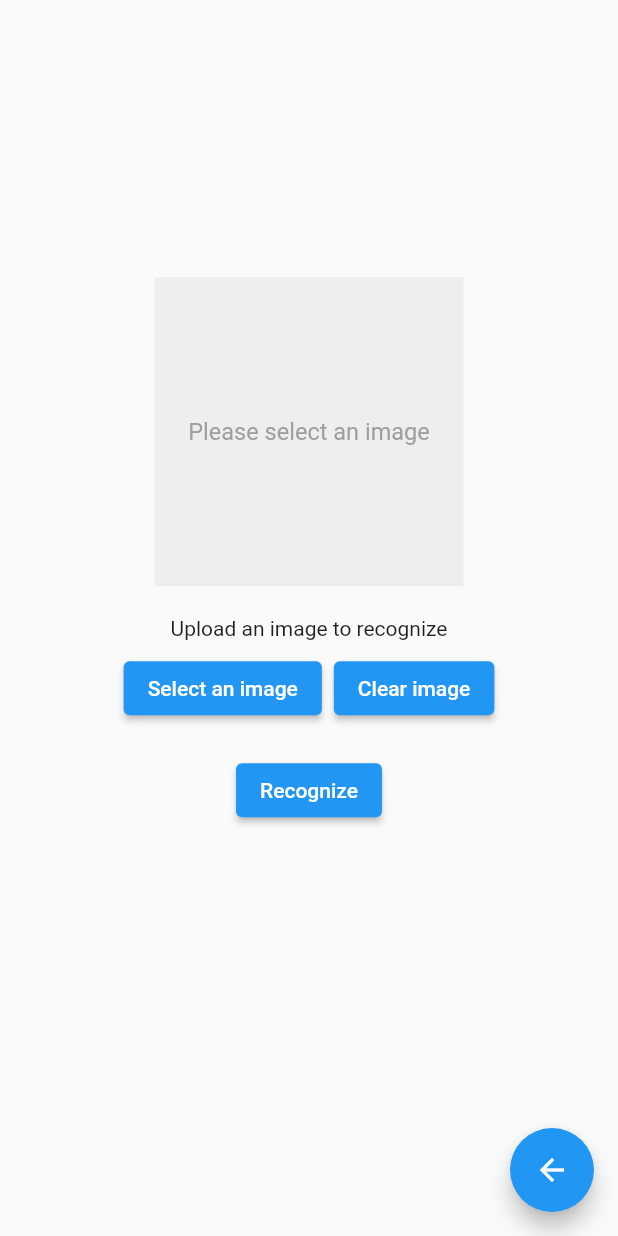
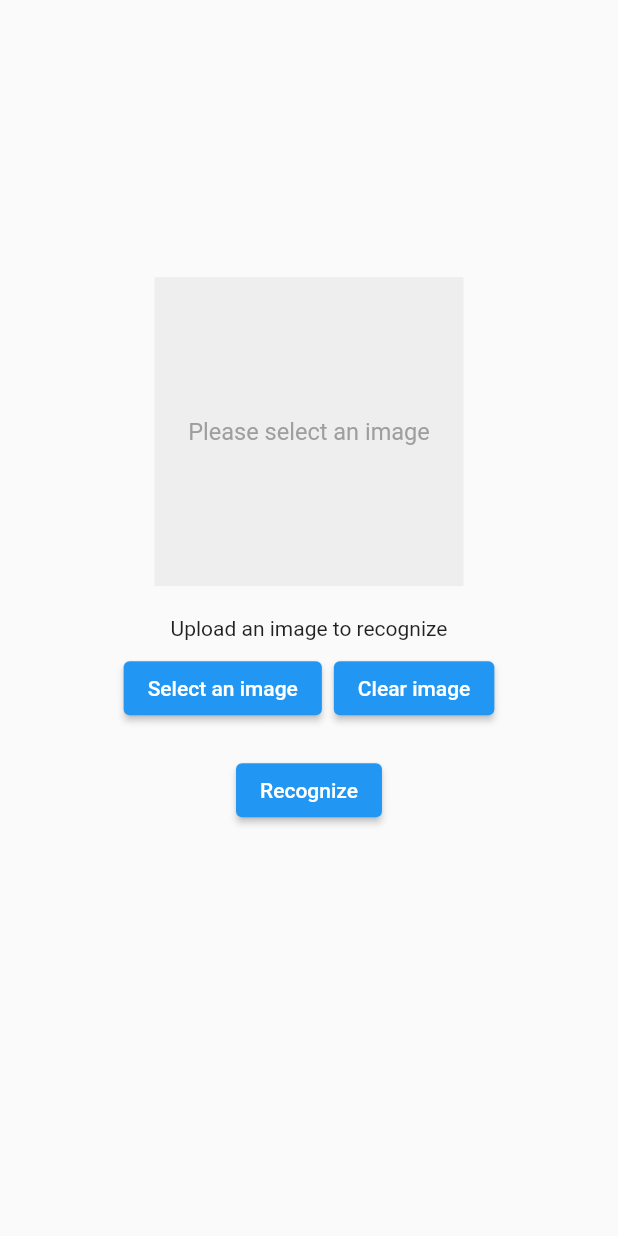
Before and after one commit to SOLAFI/capstone, a Flutter app: the UploadImagePage screen opened directly, on a phone screen of 412 x 824 dp. Run offline on Flutter 3.47's test engine with Material 2 defaults, Android fonts, the phone set to English and light mode, and no system bars; our stand-ins replace dio, image_picker.

Commit message:
Revert "New Custom Widget - FloatingBackButton"
This reverts commit 4243d4e91a4b5d0e2fca6798e30bf141228219d7.

```diff
--- a/lib/pages/upload_image.dart
+++ b/lib/pages/upload_image.dart
@@ -2,9 +2,6 @@ import 'package:flutter/material.dart';
 import 'package:image_picker/image_picker.dart';
 import 'package:dio/dio.dart';
 import 'dart:io';
-
-import '../widgets/buttons.dart';
-
 
 
 class UploadImagePage extends StatefulWidget {
@@ -66,8 +63,10 @@ class _UploadImagePageState extends State<UploadImagePage> {
 
     return Scaffold(
       // appBar: AppBar(
+      //   // Here we take the value from the MyHomePage object that was created by
+      //   // the App.build method, and use it to set our appbar title.
+      //   title: Text(widget.title),
       // ),
-      floatingActionButton: FloatingBackButton(),
       body: Center(
         child: Container(
           height: mediaQueryData.size.height*0.6,
@@ -146,6 +145,4 @@ class _UploadImagePageState extends State<UploadImagePage> {
       ),
     );
   }
-
-
 }
--- a/lib/widgets/buttons.dart
+++ /dev/null
@@ -1,11 +0,0 @@
-import 'package:flutter/material.dart';
-
-class FloatingBackButton extends StatelessWidget {
-  @override
-  Widget build(BuildContext context) {
-    return FloatingActionButton(
-      onPressed: ()=> Navigator.of(context).pop(),
-      child: Icon(Icons.arrow_back),
-    );
-  }
-}
```
